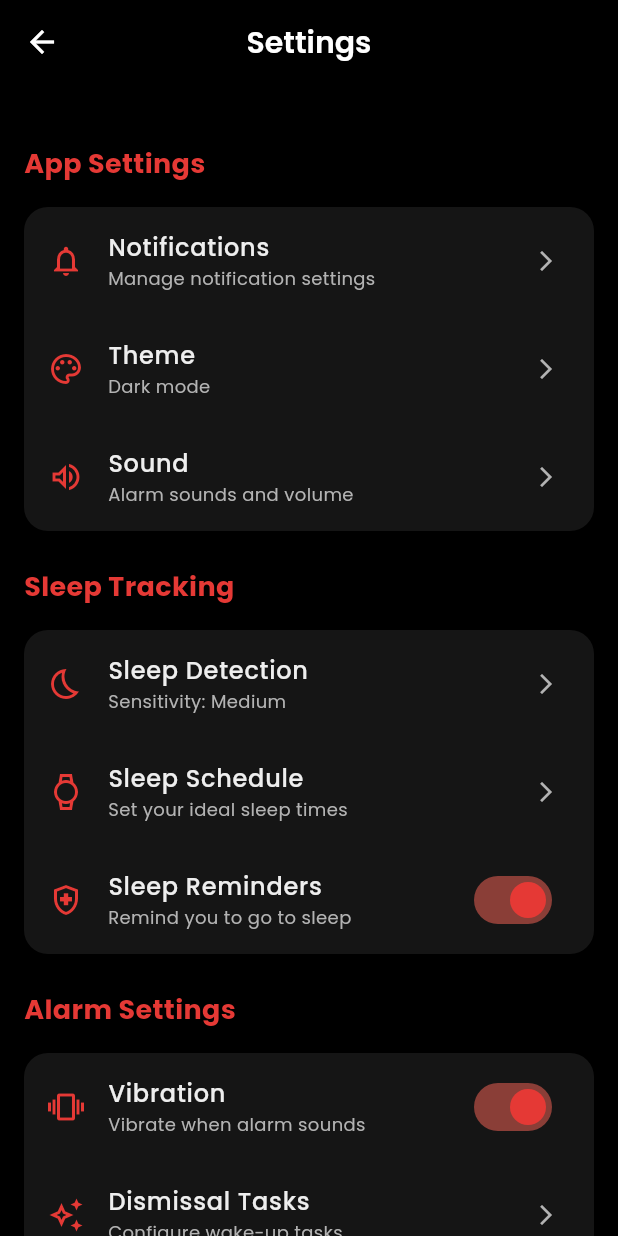
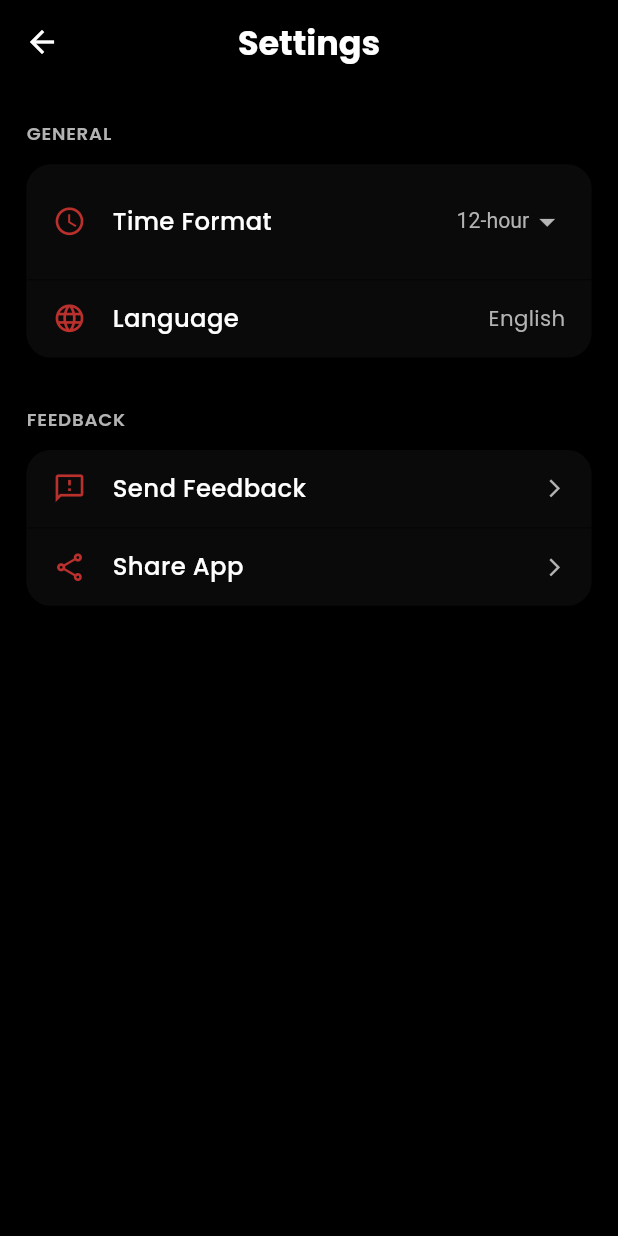
Before and after one commit to Muhammed-irshad-np/upNow, a Flutter app: the SettingsScreen screen opened directly, on a phone screen of 412 x 824 dp. Run offline on Flutter 3.47's test engine with Material 3 defaults, Android fonts, the light colour scheme and no system bars; our stand-ins replace audioplayers, flutter_local_notifications, flutter_screenutil, hive, hive_flutter, permission_handler and 2 more; accounts and stored records are empty.

Commit message:
settings screen updated

```diff
--- a/lib/main.dart
+++ b/lib/main.dart
@@ -4,6 +4,7 @@
 import 'package:upnow/database/hive_database.dart';
 import 'package:upnow/models/alarm_model.dart';
 import 'package:upnow/providers/alarm_provider.dart';
+import 'package:upnow/providers/settings_provider.dart';
 import 'package:upnow/screens/alarm/alarm_screen.dart';
 import 'package:upnow/screens/alarm/congratulations_screen.dart';
 import 'package:upnow/screens/alarm/create_alarm_screen.dart';
@@ -62,6 +63,7 @@
         return MultiProvider(
           providers: [
             ChangeNotifierProvider(create: (_) => AlarmProvider()),
+            ChangeNotifierProvider(create: (_) => SettingsProvider()),
             // ChangeNotifierProvider(create: (_) => SleepProvider()), // Commented out for first phase
           ],
           child: MaterialApp(
--- a/lib/models/alarm_model.dart
+++ b/lib/models/alarm_model.dart
@@ -87,14 +87,14 @@
   }) : id = id ?? const Uuid().v4(),
        weekdays = weekdays ?? List.filled(7, false);
 
-  String get timeString {
-    final hourDisplay = hour == 0 ? 12 : (hour > 12 ? hour - 12 : hour);
-    final minuteDisplay = minute.toString().padLeft(2, '0');
-    final period = hour < 12 ? 'AM' : 'PM';
-    return '$hourDisplay:$minuteDisplay $period';
+  String getFormattedTime(bool is24HourFormat) {
+    final time = DateTime(2023, 1, 1, hour, minute);
+    if (is24HourFormat) {
+      return DateFormat.Hm().format(time); // HH:mm
+    } else {
+      return DateFormat.jm().format(time); // h:mm a
+    }
   }
-
-  String get labelOrTimeString => label.isNotEmpty ? label : timeString;
 
   String get repeatString {
     switch (repeat) {
@@ -273,12 +273,12 @@
 
     // Check if it's today, tomorrow, or another day
     if (nextTime.year == now.year && nextTime.month == now.month && nextTime.day == now.day) {
-      return 'Today at $timeString';
+      return 'Today at $getFormattedTime(false)';
     } else if (nextTime.year == tomorrow.year && nextTime.month == tomorrow.month && nextTime.day == tomorrow.day) {
-      return 'Tomorrow at $timeString';
+      return 'Tomorrow at $getFormattedTime(false)';
     } else {
       // Format with day name, month and date
-      return '${formatter.format(nextTime)} at $timeString';
+      return '${formatter.format(nextTime)} at $getFormattedTime(false)';
     }
   }
 }
--- /dev/null
+++ b/lib/providers/settings_provider.dart
@@ -0,0 +1,23 @@
+import 'package:flutter/material.dart';
+import 'package:upnow/utils/preferences_helper.dart';
+
+class SettingsProvider with ChangeNotifier {
+  bool _is24HourFormat = false;
+
+  bool get is24HourFormat => _is24HourFormat;
+
+  SettingsProvider() {
+    loadSettings();
+  }
+
+  Future<void> loadSettings() async {
+    _is24HourFormat = await PreferencesHelper.is24HourFormat();
+    notifyListeners();
+  }
+
+  Future<void> updateTimeFormat(bool is24Hour) async {
+    _is24HourFormat = is24Hour;
+    await PreferencesHelper.set24HourFormat(is24Hour);
+    notifyListeners();
+  }
+}
--- a/lib/screens/alarm/alarm_ring_screen.dart
+++ b/lib/screens/alarm/alarm_ring_screen.dart
@@ -1,7 +1,10 @@
 import 'package:flutter/material.dart';
+import 'package:provider/provider.dart';
 import 'package:upnow/models/alarm_model.dart';
+import 'package:upnow/providers/settings_provider.dart';
 import 'package:upnow/utils/app_theme.dart';
 import 'package:upnow/widgets/gradient_button.dart';
+import 'package:intl/intl.dart';
 
 class AlarmRingScreen extends StatefulWidget {
   final AlarmModel alarm;
@@ -47,9 +50,15 @@
   }
 
   Widget _buildTimeDisplay() {
-    final now = TimeOfDay.now();
+    final settings = Provider.of<SettingsProvider>(context);
+    final now = DateTime.now();
+
+    final formattedTime = settings.is24HourFormat
+        ? DateFormat.Hm().format(now) // HH:mm
+        : DateFormat.jm().format(now); // h:mm a
+
     return Text(
-      '${now.hour.toString().padLeft(2, '0')}:${now.minute.toString().padLeft(2, '0')}',
+      formattedTime,
       style: const TextStyle(
         fontSize: 80,
         fontWeight: FontWeight.bold,
--- a/lib/screens/alarm/alarm_screen.dart
+++ b/lib/screens/alarm/alarm_screen.dart
@@ -10,6 +10,8 @@
 import 'package:upnow/database/hive_database.dart';
 import 'package:flutter_local_notifications/flutter_local_notifications.dart';
 import 'package:flutter_screenutil/flutter_screenutil.dart';
+import 'package:upnow/providers/settings_provider.dart';
+import 'package:upnow/screens/alarm/create_alarm_screen.dart';
 
 class AlarmScreen extends StatelessWidget {
   const AlarmScreen({Key? key}) : super(key: key);
@@ -118,16 +120,21 @@
     }
   }
 
-  // Format time to 12-hour format with AM/PM
-  String _formatTo12Hour(int hour, int minute) {
-    final period = hour >= 12 ? 'PM' : 'AM';
-    final displayHour = hour == 0 ? 12 : (hour > 12 ? hour - 12 : hour);
-    final minuteStr = minute.toString().padLeft(2, '0');
-    return '$displayHour:$minuteStr $period';
+  // Format time based on user preference
+  String _formatTime(int hour, int minute, bool is24Hour) {
+    if (is24Hour) {
+      return '${hour.toString().padLeft(2, '0')}:${minute.toString().padLeft(2, '0')}';
+    } else {
+      final period = hour >= 12 ? 'PM' : 'AM';
+      final displayHour = hour == 0 ? 12 : (hour > 12 ? hour - 12 : hour);
+      final minuteStr = minute.toString().padLeft(2, '0');
+      return '$displayHour:$minuteStr $period';
+    }
   }
 
   // Build the next alarm section
   Widget _buildNextAlarmSection(BuildContext context, List<dynamic> alarms) {
+    final settings = Provider.of<SettingsProvider>(context);
     final nextAlarm = _findNextAlarm(alarms);
 
     if (nextAlarm == null) {
@@ -136,7 +143,7 @@
 
     final nextAlarmTime = _getNextAlarmDateTime(nextAlarm, DateTime.now());
     final timeRemaining = _formatTimeRemaining(nextAlarmTime);
-    final alarmTimeString = _formatTo12Hour(nextAlarm.hour, nextAlarm.minute);
+    final alarmTimeString = _formatTime(nextAlarm.hour, nextAlarm.minute, settings.is24HourFormat);
 
     return Container(
       margin: const EdgeInsets.symmetric(horizontal: 16, vertical: 8),
@@ -397,10 +404,15 @@
   }
 
   void _skipAlarmOnce(BuildContext context, AlarmModel alarm) {
+    final settings = Provider.of<SettingsProvider>(context, listen: false);
     Provider.of<AlarmProvider>(context, listen: false).skipAlarmOnce(alarm.id);
+
+    final timeString = alarm.getFormattedTime(settings.is24HourFormat);
+    final message = alarm.label.isNotEmpty ? alarm.label : timeString;
+
     ScaffoldMessenger.of(context).showSnackBar(
       SnackBar(
-        content: Text('${alarm.labelOrTimeString} alarm skipped for next time.'),
+        content: Text('$message alarm skipped for next time.'),
         backgroundColor: AppTheme.darkSurface,
         duration: const Duration(seconds: 2),
       ),
--- a/lib/screens/settings/settings_screen.dart
+++ b/lib/screens/settings/settings_screen.dart
@@ -10,6 +10,11 @@
 import 'package:permission_handler/permission_handler.dart';
 import 'package:timezone/timezone.dart' as tz;
 import 'package:upnow/screens/alarm/alarm_screen.dart';
+import 'package:flutter/cupertino.dart';
+import 'package:flutter_screenutil/flutter_screenutil.dart';
+import 'package:upnow/screens/settings/feedback_screen.dart';
+import 'package:provider/provider.dart';
+import 'package:upnow/providers/settings_provider.dart';
 
 class SettingsScreen extends StatelessWidget {
   const SettingsScreen({Key? key}) : super(key: key);
@@ -19,243 +24,181 @@
     return Scaffold(
       backgroundColor: AppTheme.darkBackground,
       appBar: AppBar(
-        title: const Text('Settings'),
-        backgroundColor: Colors.transparent,
+        title: Text(
+          'Settings',
+          style: TextStyle(fontSize: 22.sp, fontWeight: FontWeight.bold),
+        ),
+        backgroundColor: AppTheme.darkBackground,
         elevation: 0,
+        centerTitle: true,
       ),
-      body: SingleChildScrollView(
-        padding: const EdgeInsets.all(16),
-        child: Column(
-          crossAxisAlignment: CrossAxisAlignment.start,
+      body: ListView(
+        padding: EdgeInsets.symmetric(horizontal: 16.w, vertical: 24.h),
         children: [
-            _buildSection(
-              title: 'App Settings',
+          _buildSectionTitle('General'),
+          _buildSettingGroup(
             children: [
+              _buildTimeFormatSetting(context),
               _buildSettingTile(
-                  icon: Icons.notifications_outlined,
-                  title: 'Notifications',
-                  subtitle: 'Manage notification settings',
-                  onTap: () {},
+                icon: Icons.language_outlined,
+                title: 'Language',
+                trailing: Text(
+                  'English',
+                  style: TextStyle(
+                    fontSize: 14.sp,
+                    color: AppTheme.secondaryTextColor,
                   ),
-                _buildSettingTile(
-                  icon: Icons.color_lens_outlined,
-                  title: 'Theme',
-                  subtitle: 'Dark mode',
-                  onTap: () {},
                 ),
-                _buildSettingTile(
-                  icon: Icons.volume_up_outlined,
-                  title: 'Sound',
-                  subtitle: 'Alarm sounds and volume',
-                  onTap: () {},
+                onTap: () {
+                  // Future: Show language picker
+                },
+                isLast: true,
               ),
             ],
           ),
-            _buildSection(
-              title: 'Sleep Tracking',
+          SizedBox(height: 32.h),
+          _buildSectionTitle('Feedback'),
+          _buildSettingGroup(
             children: [
               _buildSettingTile(
-                  icon: Icons.bedtime_outlined,
-                  title: 'Sleep Detection',
-                  subtitle: 'Sensitivity: Medium',
-                  onTap: () {},
+                icon: Icons.feedback_outlined,
+                title: 'Send Feedback',
+                onTap: () {
+                  Navigator.push(
+                    context,
+                    CupertinoPageRoute(builder: (_) => const FeedbackScreen()),
+                  );
+                },
               ),
               _buildSettingTile(
-                  icon: Icons.watch_outlined,
-                  title: 'Sleep Schedule',
-                  subtitle: 'Set your ideal sleep times',
-                  onTap: () {},
-                ),
-                _buildSwitchTile(
-                  icon: Icons.health_and_safety_outlined,
-                  title: 'Sleep Reminders',
-                  subtitle: 'Remind you to go to sleep',
-                  value: true,
-                  onChanged: (value) {},
+                icon: Icons.share_outlined,
+                title: 'Share App',
+                onTap: () {
+                  // Future: Implement share functionality
+                },
+                isLast: true,
               ),
             ],
-            ),
-            _buildSection(
-              title: 'Alarm Settings',
-              children: [
-                _buildSwitchTile(
-                  icon: Icons.vibration_outlined,
-                  title: 'Vibration',
-                  subtitle: 'Vibrate when alarm sounds',
-                  value: true,
-                  onChanged: (value) {},
-                ),
-                _buildSettingTile(
-                  icon: Icons.auto_awesome_outlined,
-                  title: 'Dismissal Tasks',
-                  subtitle: 'Configure wake-up tasks',
-                  onTap: () {},
-                ),
-                _buildSwitchTile(
-                  icon: Icons.snooze_outlined,
-                  title: 'Snooze',
-                  subtitle: '5 minutes',
-                  value: true,
-                  onChanged: (value) {},
-                ),
-              ],
-            ),
-            _buildSection(
-              title: 'App Info',
-              children: [
-                _buildSettingTile(
-                  icon: Icons.info_outline,
-                  title: 'About',
-                  subtitle: 'Version 1.0.0',
-                  onTap: () {},
-                ),
-                _buildSettingTile(
-                  icon: Icons.help_outline,
-                  title: 'Help & Support',
-                  subtitle: 'FAQs and contact info',
-                  onTap: () {},
-                ),
-                _buildSettingTile(
-                  icon: Icons.privacy_tip_outlined,
-                  title: 'Privacy Policy',
-                  subtitle: 'Data usage and permissions',
-                  onTap: () {},
-                ),
-              ],
-            ),
-            const SizedBox(height: 20),
-            GradientButton(
-              gradient: AppTheme.morningGradient,
-              text: 'Reset All Settings',
-              onPressed: () {
-                // Show confirmation dialog
-                showDialog(
-                  context: context,
-                  builder: (context) => AlertDialog(
-                    backgroundColor: AppTheme.darkCardColor,
-                    title: const Text(
-                      'Reset Settings?',
-                      style: TextStyle(color: AppTheme.textColor),
-                    ),
-                    content: const Text(
-                      'This will reset all settings to default values. This action cannot be undone.',
-                      style: TextStyle(color: AppTheme.secondaryTextColor),
-                    ),
-                    actions: [
-                      TextButton(
-                        onPressed: () => Navigator.pop(context),
-                        child: const Text('Cancel'),
-                      ),
-                      TextButton(
-                        onPressed: () {
-                          // Reset settings logic would go here
-                          Navigator.pop(context);
-                        },
-                        child: const Text('Reset'),
           ),
         ],
       ),
     );
+  }
+
+  Widget _buildTimeFormatSetting(BuildContext context) {
+    return Consumer<SettingsProvider>(
+      builder: (context, settings, child) {
+        return _buildSettingTile(
+          icon: Icons.schedule_outlined,
+          title: 'Time Format',
+          trailing: DropdownButton<bool>(
+            value: settings.is24HourFormat,
+            onChanged: (bool? newValue) {
+              if (newValue != null) {
+                settings.updateTimeFormat(newValue);
+              }
             },
+            items: const [
+              DropdownMenuItem(
+                value: false,
+                child: Text('12-hour'),
               ),
-            const SizedBox(height: 40),
+              DropdownMenuItem(
+                value: true,
+                child: Text('24-hour'),
+              ),
             ],
+            underline: Container(),
+            dropdownColor: AppTheme.darkSurface,
+            style: TextStyle(
+              fontSize: 14.sp,
+              color: AppTheme.secondaryTextColor,
+            ),
+          ),
+          isLast: false, // The language tile is now the last one in this group
+        );
+      },
+    );
+  }
+
+  Widget _buildSectionTitle(String title) {
+    return Padding(
+      padding: EdgeInsets.only(bottom: 12.h),
+      child: Text(
+        title.toUpperCase(),
+        style: TextStyle(
+          fontSize: 12.sp,
+          fontWeight: FontWeight.w600,
+          color: AppTheme.secondaryTextColor,
+          letterSpacing: 0.5,
         ),
       ),
     );
   }
 
-  Widget _buildSection({required String title, required List<Widget> children}) {
-    return Column(
-      crossAxisAlignment: CrossAxisAlignment.start,
-      children: [
-        Padding(
-          padding: const EdgeInsets.only(top: 24, bottom: 16),
-          child: Text(
-            title,
-            style: const TextStyle(
-              fontSize: 18,
-              fontWeight: FontWeight.bold,
-              color: AppTheme.primaryColor,
-            ),
-          ),
-        ),
-        Container(
+  Widget _buildSettingGroup({required List<Widget> children}) {
+    return Container(
       decoration: BoxDecoration(
-            color: AppTheme.darkCardColor,
-            borderRadius: BorderRadius.circular(16),
+        color: AppTheme.darkSurface,
+        borderRadius: BorderRadius.circular(16.r),
       ),
       child: Column(
         children: children,
       ),
-        ),
-      ],
     );
   }
 
   Widget _buildSettingTile({
     required IconData icon,
     required String title,
-    required String subtitle,
-    required VoidCallback onTap,
+    Widget? trailing,
+    VoidCallback? onTap,
+    bool isLast = false,
   }) {
-    return ListTile(
-      leading: Icon(
-        icon,
-        color: AppTheme.primaryColor,
+    return Material(
+      color: Colors.transparent,
+      child: InkWell(
+        onTap: onTap,
+        borderRadius: isLast
+            ? BorderRadius.vertical(bottom: Radius.circular(16.r))
+            : BorderRadius.zero,
+        child: Container(
+          padding: EdgeInsets.symmetric(horizontal: 16.w, vertical: 14.h),
+          decoration: BoxDecoration(
+            border: isLast
+                ? null
+                : Border(
+                    bottom: BorderSide(
+                      color: AppTheme.darkBackground.withOpacity(0.5),
+                      width: 1,
                     ),
-      title: Text(
+                  ),
+          ),
+          child: Row(
+            children: [
+              Icon(icon, color: AppTheme.primaryColor.withOpacity(0.8), size: 22.sp),
+              SizedBox(width: 16.w),
+              Expanded(
+                child: Text(
                   title,
-        style: const TextStyle(
-          color: AppTheme.textColor,
+                  style: TextStyle(
+                    fontSize: 16.sp,
+                    color: AppTheme.primaryTextColor,
                     fontWeight: FontWeight.w500,
                   ),
                 ),
-      subtitle: Text(
-        subtitle,
-        style: const TextStyle(
+              ),
+              if (trailing != null) trailing,
+              if (trailing == null && onTap != null)
+                Icon(
+                  Icons.arrow_forward_ios,
+                  size: 14.sp,
                   color: AppTheme.secondaryTextColor,
-          fontSize: 12,
+                ),
+            ],
           ),
         ),
-      trailing: const Icon(
-        Icons.arrow_forward_ios,
-        size: 16,
-        color: AppTheme.secondaryTextColor,
       ),
-      onTap: onTap,
-    );
-  }
-
-  Widget _buildSwitchTile({
-    required IconData icon,
-    required String title,
-    required String subtitle,
-    required bool value,
-    required ValueChanged<bool> onChanged,
-  }) {
-    return SwitchListTile(
-      secondary: Icon(
-        icon,
-        color: AppTheme.primaryColor,
-      ),
-      title: Text(
-        title,
-        style: const TextStyle(
-          color: AppTheme.textColor,
-          fontWeight: FontWeight.w500,
-        ),
-      ),
-      subtitle: Text(
-        subtitle,
-        style: const TextStyle(
-          color: AppTheme.secondaryTextColor,
-          fontSize: 12,
-        ),
-      ),
-      value: value,
-      activeColor: AppTheme.primaryColor,
-      onChanged: onChanged,
     );
   }
 }
--- a/lib/utils/preferences_helper.dart
+++ b/lib/utils/preferences_helper.dart
@@ -2,6 +2,18 @@
 
 class PreferencesHelper {
   static const String _hasCompletedOnboardingKey = 'has_completed_onboarding';
+  static const String _is24HourFormatKey = 'is_24_hour_format';
+
+  // Time Format
+  static Future<bool> is24HourFormat() async {
+    final prefs = await SharedPreferences.getInstance();
+    return prefs.getBool(_is24HourFormatKey) ?? false; // Default to 12-hour
+  }
+
+  static Future<void> set24HourFormat(bool is24Hour) async {
+    final prefs = await SharedPreferences.getInstance();
+    await prefs.setBool(_is24HourFormatKey, is24Hour);
+  }
 
   // Check if the user has completed onboarding
   static Future<bool> hasCompletedOnboarding() async {
--- a/lib/widgets/alarm_card.dart
+++ b/lib/widgets/alarm_card.dart
@@ -1,5 +1,7 @@
 import 'package:flutter/material.dart';
+import 'package:provider/provider.dart';
 import 'package:upnow/models/alarm_model.dart';
+import 'package:upnow/providers/settings_provider.dart';
 import 'package:upnow/utils/app_theme.dart';
 import 'package:flutter_screenutil/flutter_screenutil.dart';
 
@@ -25,6 +27,8 @@
 
   @override
   Widget build(BuildContext context) {
+    final settings = Provider.of<SettingsProvider>(context);
+
     return Container(
       height: 130.h, // Responsive height
       margin: EdgeInsets.symmetric(horizontal: 0.w, vertical: 2.h),
@@ -154,7 +158,7 @@
                       child: Align(
                         alignment: Alignment.centerLeft,
                         child: Text(
-                          alarm.timeString,
+                          alarm.getFormattedTime(settings.is24HourFormat),
                           style: TextStyle(
                             fontSize: 30.sp,
                             fontWeight: FontWeight.bold,
```
Also changed, not shown: lib/screens/alarm/create_alarm_screen.dart (+10 -20 lines), lib/screens/settings/feedback_screen.dart (added, +136 -0 lines). Lines whose indentation alone changed are shown as unchanged.
